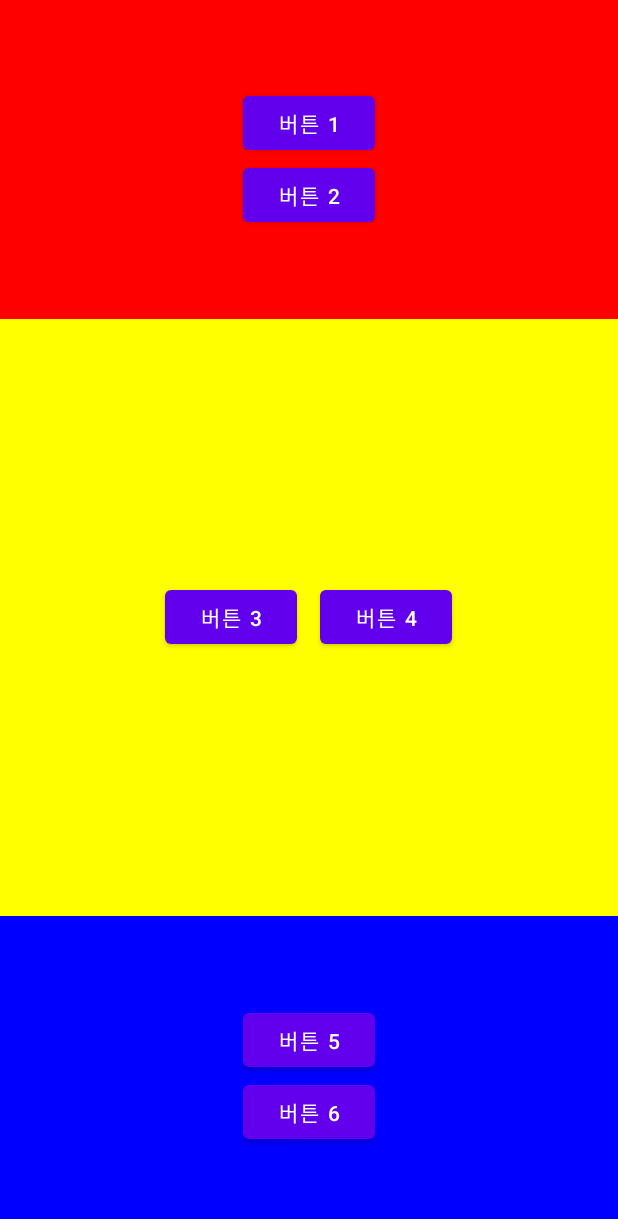
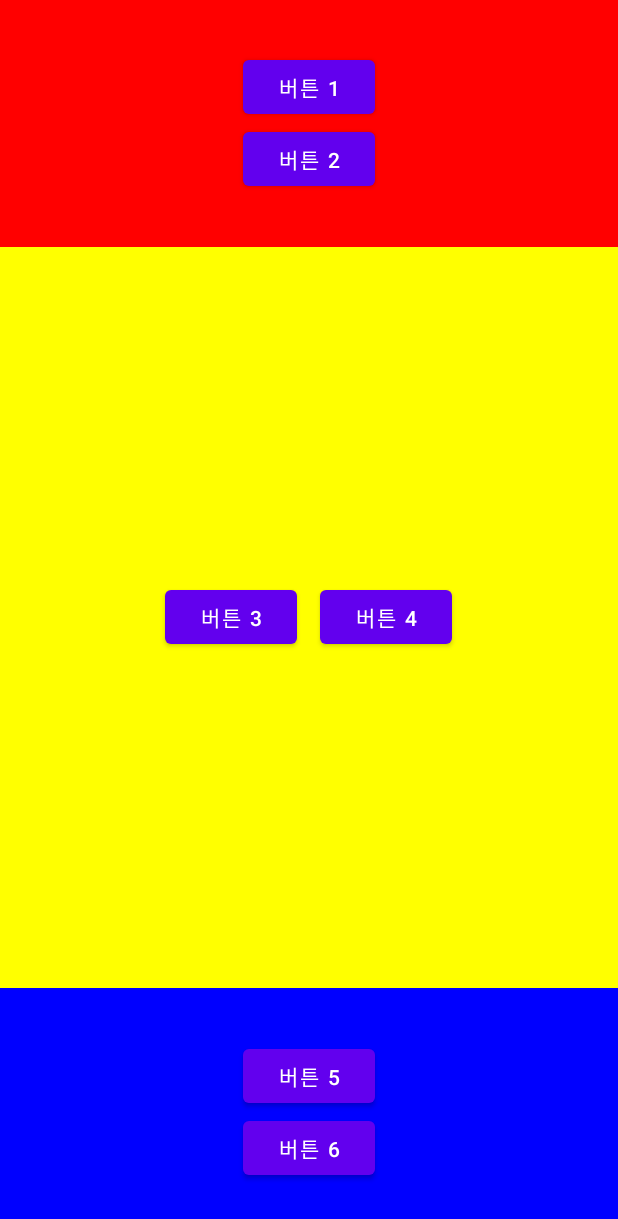
Before and after one commit to c04nh/dir5_1, an Android app: the layout duplicate_linear.xml on its own in the app's theme, with its tools: preview values and no code run, on a phone screen of 412 x 824 dp. Shown: the top 1219 px of the screen. Run offline under Robolectric (Android 15) with nearby library versions, the phone set to English and light mode, and no system bars.

Commit message:
layout_weight and duplicate layout attribute test_dir5_2

```diff
--- a/app/src/main/res/layout/duplicate_linear.xml
+++ b/app/src/main/res/layout/duplicate_linear.xml
@@ -7,7 +7,7 @@
         android:background="#ff0000"
         android:gravity="center"
         android:layout_width="match_parent"
-        android:layout_height="wrap_content"
+        android:layout_height="0dp"
         android:orientation="vertical">
         <Button
             android:layout_width="wrap_content"
@@ -23,7 +23,7 @@
         android:background="#ffff00"
         android:gravity="center"
         android:layout_width="match_parent"
-        android:layout_height="wrap_content"
+        android:layout_height="0dp"
         android:orientation="horizontal">
         <Button
             android:layout_width="wrap_content"
@@ -40,7 +40,7 @@
         android:background="#0000ff"
         android:gravity="center"
         android:layout_width="match_parent"
-        android:layout_height="wrap_content"
+        android:layout_height="0dp"
         android:orientation="vertical">
         <Button
             android:layout_width="wrap_content"
```
Also changed, not shown: app/src/main/res/layout/dir5_2.xml (added, +43 -0 lines).
